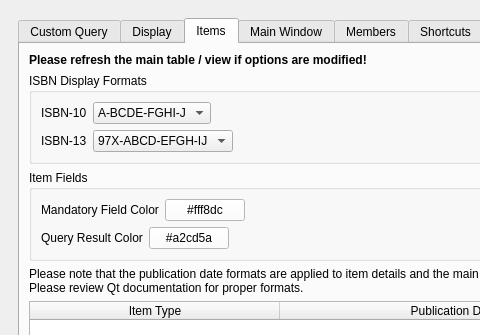
First picture: the form in UI/biblioteq_otheroptions.ui, repository textbrowser/biblioteq, before the edit; both pictures show x 0 to 480 and y 0 to 335 of the 700 by 700 pixel window.
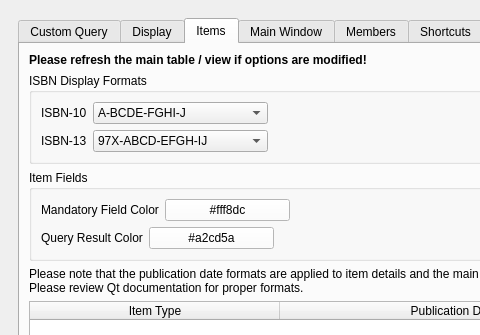
Second picture: the form after the edit. The open tabs and pages were chosen to show the change. Icons and pictures are not drawn.

Diff of the .ui file:
```diff
--- a/UI/biblioteq_otheroptions.ui
+++ b/UI/biblioteq_otheroptions.ui
@@ -229,6 +229,12 @@
                  </item>
                  <item>
                   <widget class="QComboBox" name="isbn10_display_format">
+                   <property name="minimumSize">
+                    <size>
+                     <width>175</width>
+                     <height>0</height>
+                    </size>
+                   </property>
                    <property name="sizeAdjustPolicy">
                     <enum>QComboBox::AdjustToContents</enum>
                    </property>
@@ -265,6 +271,12 @@
                  </item>
                  <item>
                   <widget class="QComboBox" name="isbn13_display_format">
+                   <property name="minimumSize">
+                    <size>
+                     <width>175</width>
+                     <height>0</height>
+                    </size>
+                   </property>
                    <property name="sizeAdjustPolicy">
                     <enum>QComboBox::AdjustToContents</enum>
                    </property>
@@ -315,6 +327,12 @@
                  </item>
                  <item>
                   <widget class="QPushButton" name="item_mandatory_field_color">
+                   <property name="minimumSize">
+                    <size>
+                     <width>125</width>
+                     <height>0</height>
+                    </size>
+                   </property>
                    <property name="styleSheet">
                     <string notr="true">background-color: #ffffff;</string>
                    </property>
@@ -349,6 +367,12 @@
                  </item>
                  <item>
                   <widget class="QPushButton" name="item_query_result_color">
+                   <property name="minimumSize">
+                    <size>
+                     <width>125</width>
+                     <height>0</height>
+                    </size>
+                   </property>
                    <property name="styleSheet">
                     <string notr="true">background-color: #ffffff;</string>
                    </property>
```
Left out of the diff: 34 changed lines with no effect on the pictures.
